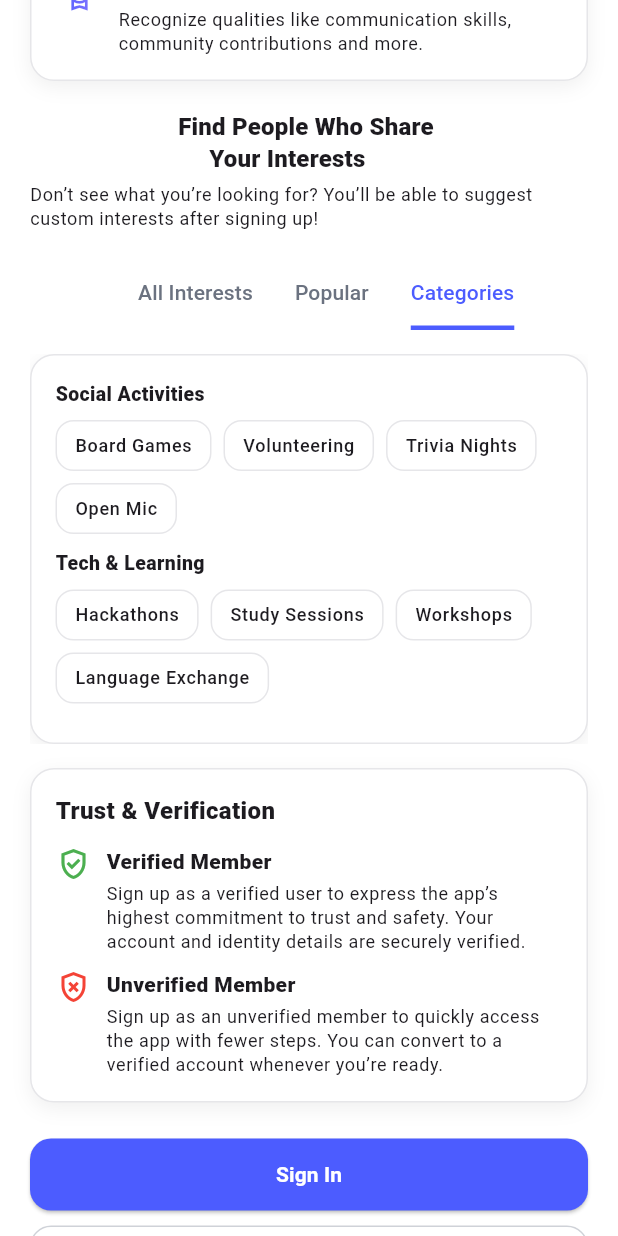
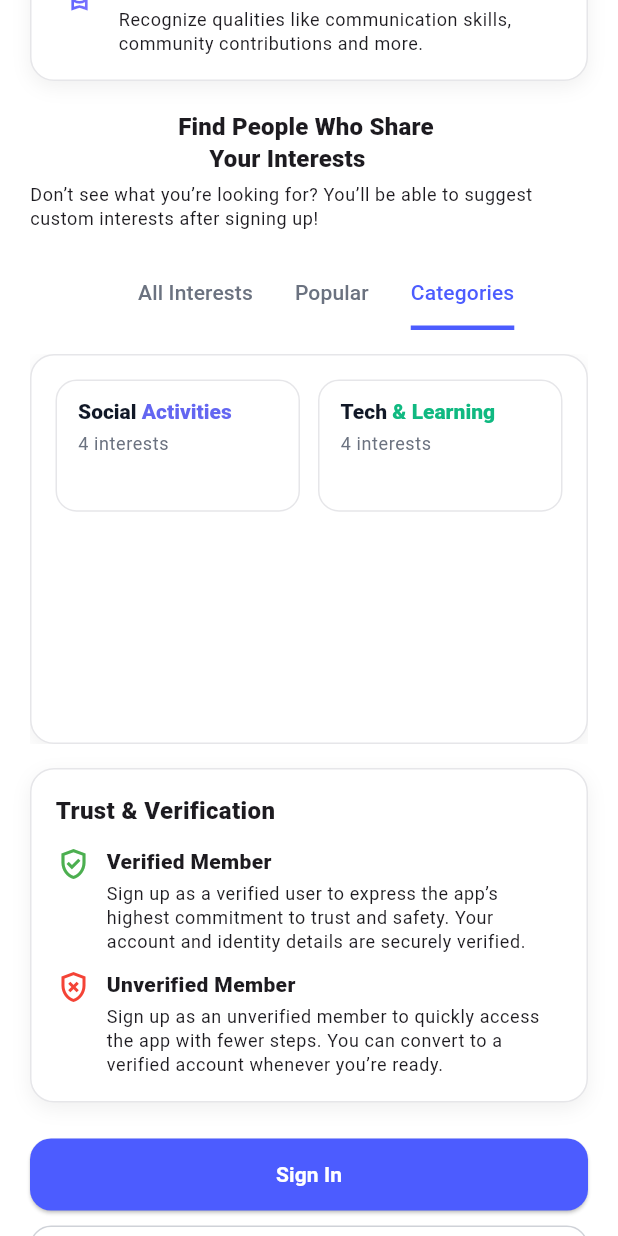
Before and after one commit to FSDTeam-SAA/flutter_ursffiver, a Flutter app: the screen it shows after launch, tab 3 chosen, scrolled down 576 dp, on a phone screen of 412 x 824 dp. Run offline on Flutter 3.47's test engine with Material 3 defaults, Android fonts, the light colour scheme and no system bars; our stand-ins replace dartz, dio, file_picker, flutter_secure_storage, image_picker, qr_flutter.

Commit message:
categories design

```diff
--- a/lib/features/auth/presentation/screens/onboarding_screen.dart
+++ b/lib/features/auth/presentation/screens/onboarding_screen.dart
@@ -150,7 +150,8 @@ class OnBoardingScreen extends StatelessWidget {
                       children: [
                         _ChipsGrid(groups: _demoAllInterests),
                         _ChipsGrid(groups: _demoPopular),
-                        _ChipsGrid(groups: _demoCategories),
+                        // _ChipsGrid(groups: _demoCategories),
+                        _CategoriesGrid(groups: _demoCategories), // 👈 new
                       ],
                     ),
                   ),
@@ -252,6 +253,122 @@ class OnBoardingScreen extends StatelessWidget {
     );
   }
 }
+
+class _CategoriesGrid extends StatelessWidget {
+  const _CategoriesGrid({required this.groups});
+  final Map<String, List<String>> groups;
+
+  @override
+  Widget build(BuildContext context) {
+    // Build a flat list of categories with counts from the map:
+    final entries = groups.entries.toList(growable: false);
+
+    return _Card(
+      child: GridView.builder(
+        padding: EdgeInsets.zero,
+        gridDelegate: const SliverGridDelegateWithFixedCrossAxisCount(
+          crossAxisCount: 2,
+          mainAxisSpacing: 12,
+          crossAxisSpacing: 12,
+          // Wider than tall, like the comps
+          childAspectRatio: 1.85,
+        ),
+        itemCount: entries.length,
+        itemBuilder: (context, i) {
+          final name = entries[i].key;                 // e.g. "Social Activities"
+          final count = entries[i].value.length;       // derive from items
+          final color = _accentForIndex(i);
+
+          return _CategoryCard(
+            name: name,
+            count: count,
+            accent: color,
+          );
+        },
+      ),
+    );
+  }
+}
+
+class _CategoryCard extends StatelessWidget {
+  const _CategoryCard({
+    required this.name,
+    required this.count,
+    required this.accent,
+  });
+
+  final String name;
+  final int count;
+  final Color accent;
+
+  @override
+  Widget build(BuildContext context) {
+    final parts = name.split(' ');
+    final first = parts.isNotEmpty ? parts.first : name;
+    final second = parts.length > 1 ? parts.sublist(1).join(' ') : '';
+
+    return Container(
+      padding: const EdgeInsets.symmetric(horizontal: 14, vertical: 12),
+      decoration: BoxDecoration(
+        color: Colors.white,
+        borderRadius: BorderRadius.circular(14),
+        border: Border.all(color: const Color(0xFFE6E6E9)),
+      ),
+      child: Column(
+        crossAxisAlignment: CrossAxisAlignment.start,
+        children: [
+          // Title with colored second word
+          RichText(
+            text: TextSpan(
+              style: const TextStyle(
+                fontFamily: 'Poppins',
+                fontSize: 14,
+                fontWeight: FontWeight.w800,
+                color: Color(0xFF111827),
+              ),
+              children: [
+                TextSpan(text: first),
+                if (second.isNotEmpty) const TextSpan(text: ' '),
+                if (second.isNotEmpty)
+                  TextSpan(
+                    text: second,
+                    style: TextStyle(color: accent),
+                  ),
+              ],
+            ),
+          ),
+          const SizedBox(height: 6),
+          Text(
+            '$count interests',
+            style: Theme.of(context).textTheme.bodySmall?.copyWith(
+              color: const Color(0xFF6B7280),
+            ),
+          ),
+          const Spacer(),
+          // // Optional subtle chevron / affordance
+          // Align(
+          //   alignment: Alignment.bottomRight,
+          //   child: Icon(Icons.chevron_right, size: 18, color: accent.withOpacity(.9)),
+          // ),
+        ],
+      ),
+    );
+  }
+}
+
+/// Rotating accent palette that matches the mock’s vibe
+Color _accentForIndex(int i) {
+  const palette = <Color>[
+    Color(0xFF6366F1), // indigo
+    Color(0xFF10B981), // green
+    Color(0xFFF59E0B), // amber
+    Color(0xFF8B5CF6), // violet
+    Color(0xFF06B6D4), // cyan
+    Color(0xFFEF4444), // red
+  ];
+  return palette[i % palette.length];
+}
+
 
 
 class _BrandWordWithUnderline extends StatelessWidget {
```
